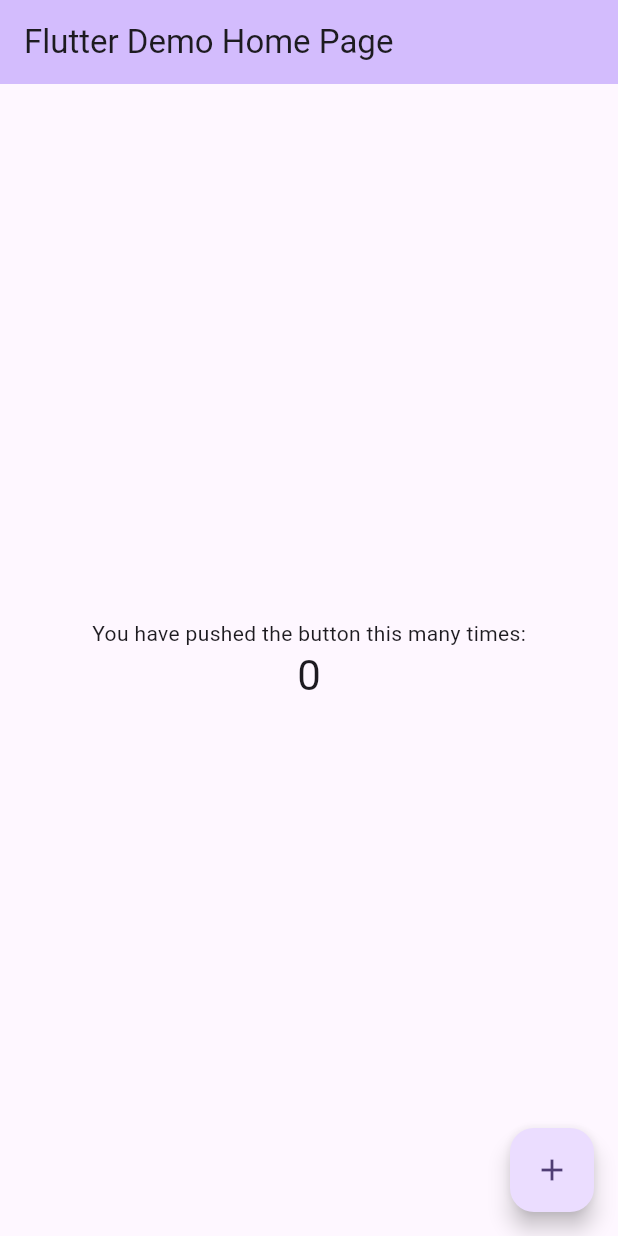
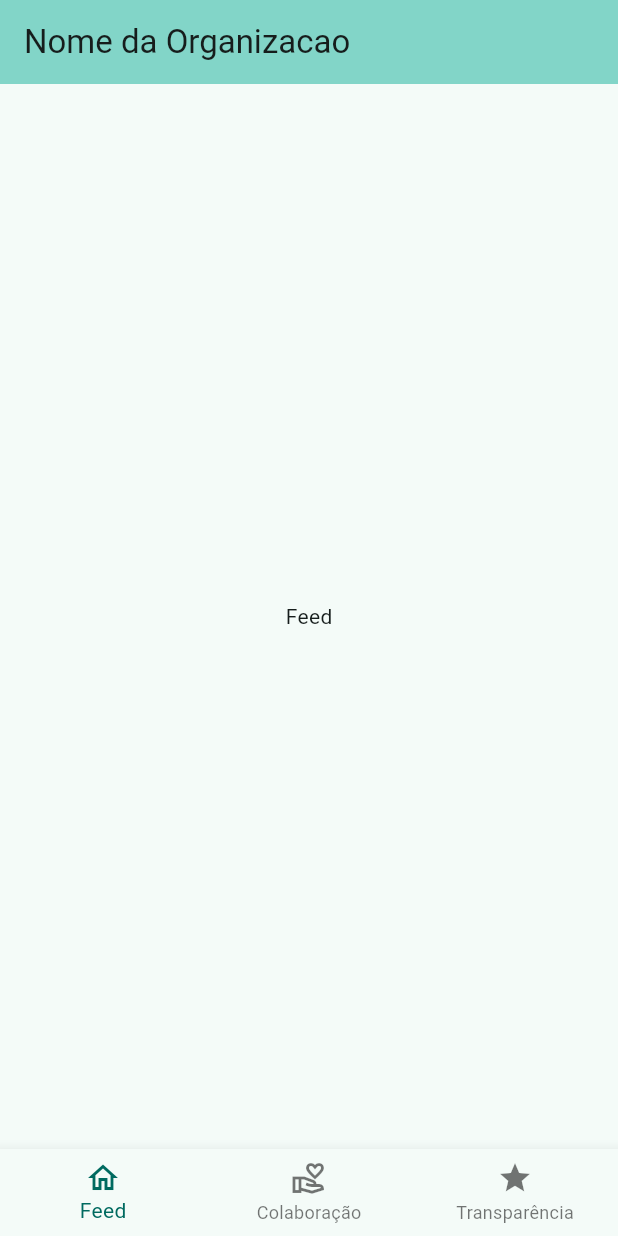
Before and after one commit to mdsreq-fga-unb/REQ-2026.1-T01-DoaNet, a Flutter app: the screen it shows after launch, on a phone screen of 412 x 824 dp. Run offline on Flutter 3.47's test engine with Material 3 defaults, Android fonts, the phone set to English and light mode, and no system bars.

Commit message:
estrutura básica do aplicativo flutter
Co-authored-by: Copilot <copilot@github.com>

```diff
--- a/frontend/lib/main.dart
+++ b/frontend/lib/main.dart
@@ -1,4 +1,6 @@
 import 'package:flutter/material.dart';
+
+import 'page_structure.dart';
 
 void main() {
   runApp(const MyApp());
@@ -7,115 +9,16 @@ void main() {
 class MyApp extends StatelessWidget {
   const MyApp({super.key});
 
-  // This widget is the root of your application.
   @override
   Widget build(BuildContext context) {
     return MaterialApp(
-      title: 'Flutter Demo',
+      title: 'DoaNet Feed',
       theme: ThemeData(
-        // This is the theme of your application.
-        //
-        // TRY THIS: Try running your application with "flutter run". You'll see
-        // the application has a purple toolbar. Then, without quitting the app,
-        // try changing the seedColor in the colorScheme below to Colors.green
-        // and then invoke "hot reload" (save your changes or press the "hot
-        // reload" button in a Flutter-supported IDE, or press "r" if you used
-        // the command line to start the app).
-        //
-        // Notice that the counter didn't reset back to zero; the application
-        // state is not lost during the reload. To reset the state, use hot
-        // restart instead.
-        //
-        // This works for code too, not just values: Most code changes can be
-        // tested with just a hot reload.
-        colorScheme: .fromSeed(seedColor: Colors.deepPurple),
+        colorScheme: ColorScheme.fromSeed(seedColor: Colors.teal),
       ),
-      home: const MyHomePage(title: 'Flutter Demo Home Page'),
-    );
-  }
-}
-
-class MyHomePage extends StatefulWidget {
-  const MyHomePage({super.key, required this.title});
-
-  // This widget is the home page of your application. It is stateful, meaning
-  // that it has a State object (defined below) that contains fields that affect
-  // how it looks.
-
-  // This class is the configuration for the state. It holds the values (in this
-  // case the title) provided by the parent (in this case the App widget) and
-  // used by the build method of the State. Fields in a Widget subclass are
-  // always marked "final".
-
-  final String title;
-
-  @override
-  State<MyHomePage> createState() => _MyHomePageState();
-}
-
-class _MyHomePageState extends State<MyHomePage> {
-  int _counter = 0;
-
-  void _incrementCounter() {
-    setState(() {
-      // This call to setState tells the Flutter framework that something has
-      // changed in this State, which causes it to rerun the build method below
-      // so that the display can reflect the updated values. If we changed
-      // _counter without calling setState(), then the build method would not be
-      // called again, and so nothing would appear to happen.
-      _counter++;
-    });
-  }
-
-  @override
-  Widget build(BuildContext context) {
-    // This method is rerun every time setState is called, for instance as done
-    // by the _incrementCounter method above.
-    //
-    // The Flutter framework has been optimized to make rerunning build methods
-    // fast, so that you can just rebuild anything that needs updating rather
-    // than having to individually change instances of widgets.
-    return Scaffold(
-      appBar: AppBar(
-        // TRY THIS: Try changing the color here to a specific color (to
-        // Colors.amber, perhaps?) and trigger a hot reload to see the AppBar
-        // change color while the other colors stay the same.
-        backgroundColor: Theme.of(context).colorScheme.inversePrimary,
-        // Here we take the value from the MyHomePage object that was created by
-        // the App.build method, and use it to set our appbar title.
-        title: Text(widget.title),
-      ),
-      body: Center(
-        // Center is a layout widget. It takes a single child and positions it
-        // in the middle of the parent.
-        child: Column(
-          // Column is also a layout widget. It takes a list of children and
-          // arranges them vertically. By default, it sizes itself to fit its
-          // children horizontally, and tries to be as tall as its parent.
-          //
-          // Column has various properties to control how it sizes itself and
-          // how it positions its children. Here we use mainAxisAlignment to
-          // center the children vertically; the main axis here is the vertical
-          // axis because Columns are vertical (the cross axis would be
-          // horizontal).
-          //
-          // TRY THIS: Invoke "debug painting" (choose the "Toggle Debug Paint"
-          // action in the IDE, or press "p" in the console), to see the
-          // wireframe for each widget.
-          mainAxisAlignment: .center,
-          children: [
-            const Text('You have pushed the button this many times:'),
-            Text(
-              '$_counter',
-              style: Theme.of(context).textTheme.headlineMedium,
-            ),
-          ],
-        ),
-      ),
-      floatingActionButton: FloatingActionButton(
-        onPressed: _incrementCounter,
-        tooltip: 'Increment',
-        child: const Icon(Icons.add),
+      home: PageStructure(
+        organizationName: 'Nome da Organizacao',
+        initialPageName: 'feed',
       ),
     );
   }
--- /dev/null
+++ b/frontend/lib/page_structure.dart
@@ -0,0 +1,100 @@
+import 'package:flutter/material.dart';
+
+import 'pages/colaboracao_page.dart';
+import 'pages/feed_page.dart';
+import 'pages/transparencia_page.dart';
+
+class PageStructure extends StatefulWidget {
+  const PageStructure({
+    super.key,
+    required this.organizationName,
+    required this.initialPageName,
+  });
+
+  final String organizationName;
+  final String initialPageName;
+
+  @override
+  State<PageStructure> createState() => _PageStructureState();
+}
+
+class _PageStructureState extends State<PageStructure> {
+  late String _pageName;
+
+  @override
+  void initState() {
+    super.initState();
+    _pageName = widget.initialPageName;
+  }
+
+  int _currentIndex() {
+    switch (_pageName) {
+      case 'feed':
+        return 0;
+      case 'colaboracao':
+        return 1;
+      case 'transparencia':
+        return 2;
+      default:
+        return 0;
+    }
+  }
+
+  Widget _pageForName() {
+    switch (_pageName) {
+      case 'feed':
+        return const FeedPage();
+      case 'colaboracao':
+        return const ColaboracaoPage();
+      case 'transparencia':
+        return const TransparenciaPage();
+      default:
+        return const Center(child: Text('Pagina desconhecida'));
+    }
+  }
+
+  @override
+  Widget build(BuildContext context) {
+    return Scaffold(
+      appBar: AppBar(
+        backgroundColor: Theme.of(context).colorScheme.inversePrimary,
+        title: Text(widget.organizationName),
+      ),
+      body: _pageForName(),
+      bottomNavigationBar: BottomNavigationBar(
+        currentIndex: _currentIndex(),
+        onTap: (index) {
+          setState(() {
+            switch (index) {
+              case 0:
+                _pageName = 'feed';
+                break;
+              case 1:
+                _pageName = 'colaboracao';
+                break;
+              case 2:
+                _pageName = 'transparencia';
+                break;
+              default:
+                _pageName = 'feed';
+            }
+          });
+        },
+        items: const [
+          BottomNavigationBarItem(
+            icon: Icon(Icons.home_outlined),
+            label: 'Feed',
+          ),
+          BottomNavigationBarItem(
+            icon: Icon(Icons.volunteer_activism_outlined),
+            label: 'Colaboração',
+          ),
+          BottomNavigationBarItem(
+            icon: Icon(Icons.grade_sharp),
+            label: 'Transparência',
+          ),
+        ],
+      ),
+    );
+  }
+}
--- /dev/null
+++ b/frontend/lib/pages/colaboracao_page.dart
@@ -0,0 +1,10 @@
+import 'package:flutter/material.dart';
+
+class ColaboracaoPage extends StatelessWidget {
+  const ColaboracaoPage({super.key});
+
+  @override
+  Widget build(BuildContext context) {
+    return const Center(child: Text('Colaboracao'));
+  }
+}
--- /dev/null
+++ b/frontend/lib/pages/feed_page.dart
@@ -0,0 +1,10 @@
+import 'package:flutter/material.dart';
+
+class FeedPage extends StatelessWidget {
+  const FeedPage({super.key});
+
+  @override
+  Widget build(BuildContext context) {
+    return const Center(child: Text('Feed'));
+  }
+}
--- /dev/null
+++ b/frontend/lib/pages/transparencia_page.dart
@@ -0,0 +1,10 @@
+import 'package:flutter/material.dart';
+
+class TransparenciaPage extends StatelessWidget {
+  const TransparenciaPage({super.key});
+
+  @override
+  Widget build(BuildContext context) {
+    return const Center(child: Text('Transparencia'));
+  }
+}
```
